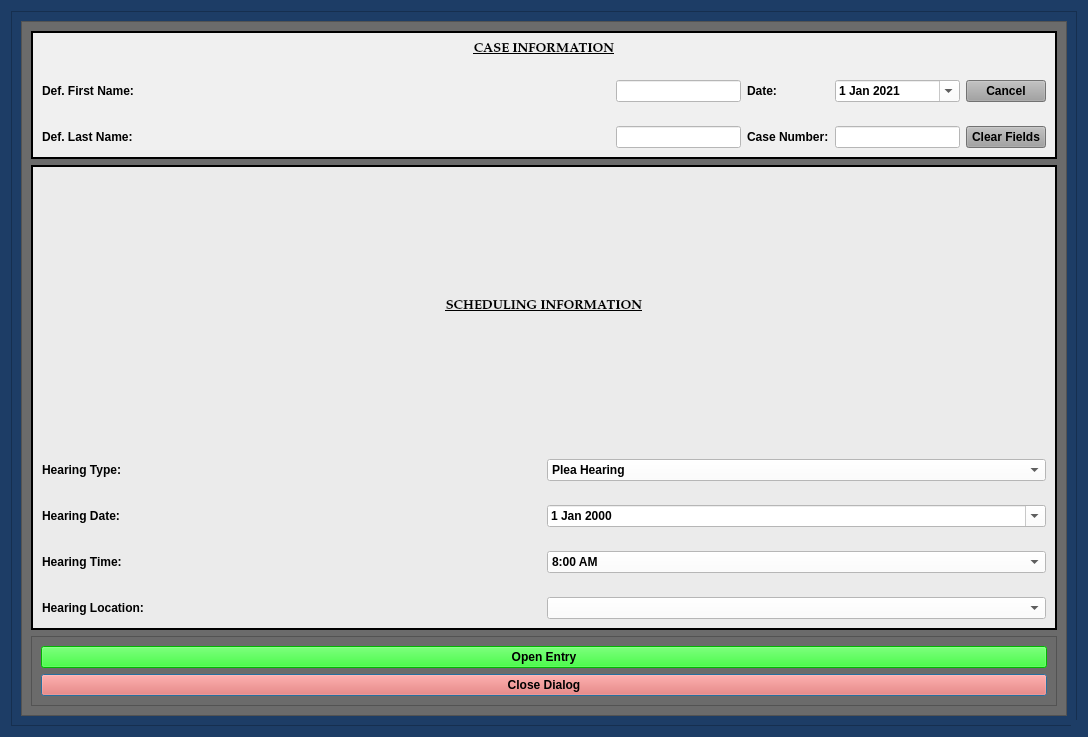
First picture: the form in munientry/views/ui/DrivingPrivilegesDialog.ui, repository HunterProgram22/MuniEntry, before the edit.
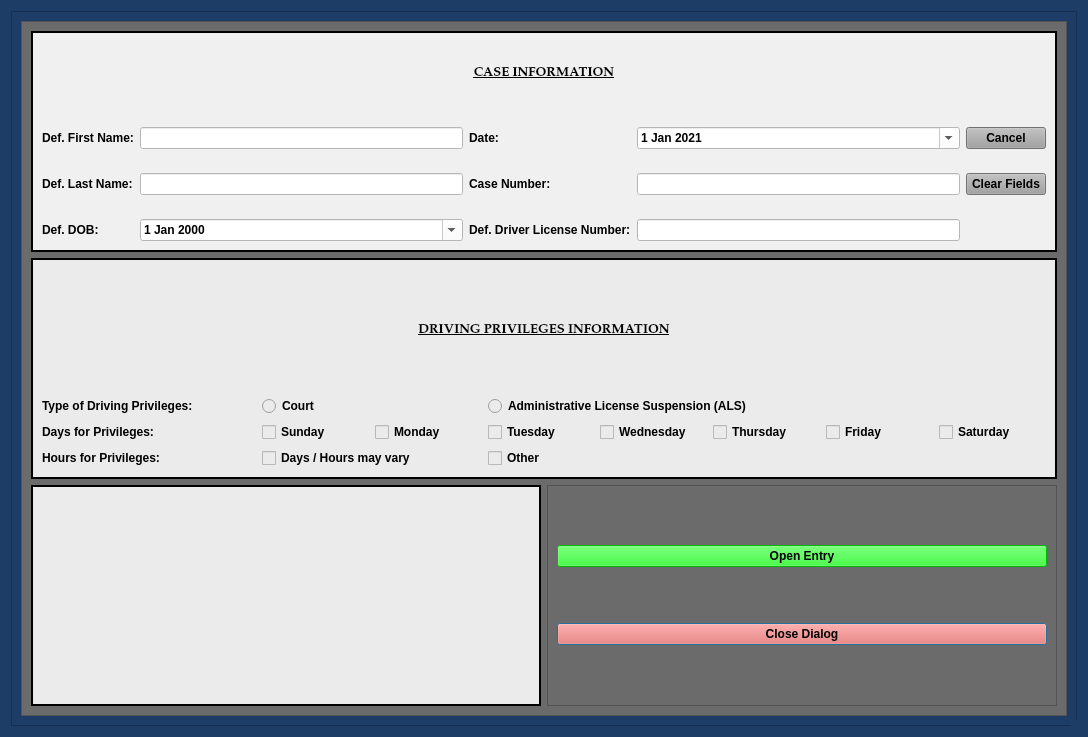
Second picture: the form after the edit. Custom widgets are drawn as their Qt base class.

Commit message: Continuing build of Driving UI and Builder code.

```diff
--- a/munientry/views/ui/DrivingPrivilegesDialog.ui
+++ b/munientry/views/ui/DrivingPrivilegesDialog.ui
@@ -148,7 +148,7 @@
   <property name="modal">
    <bool>true</bool>
   </property>
-  <layout class="QGridLayout" name="gridLayout_8">
+  <layout class="QGridLayout" name="gridLayout_6">
    <item row="0" column="0">
     <widget class="QFrame" name="frame_4">
      <property name="styleSheet">
@@ -182,7 +182,7 @@
           </rect>
          </property>
          <layout class="QGridLayout" name="gridLayout_2">
-          <item row="2" column="0">
+          <item row="3" column="1">
            <widget class="QFrame" name="frame_8">
             <property name="styleSheet">
              <string notr="true">background-color: rgb(107, 107, 107);</string>
@@ -194,7 +194,7 @@
              <enum>QFrame::Raised</enum>
             </property>
             <layout class="QGridLayout" name="gridLayout_10">
-             <item row="2" column="0">
+             <item row="3" column="2">
               <widget class="QPushButton" name="close_dialog_Button">
                <property name="styleSheet">
                 <string notr="true">background-color: rgb(255, 96, 82);
@@ -206,7 +206,7 @@
                </property>
               </widget>
              </item>
-             <item row="0" column="0">
+             <item row="1" column="2">
               <widget class="QPushButton" name="create_entry_Button">
                <property name="styleSheet">
                 <string notr="true">background-color: rgb(0, 255, 0);
@@ -224,7 +224,23 @@
             </layout>
            </widget>
           </item>
-          <item row="1" column="0">
+          <item row="3" column="0">
+           <widget class="QFrame" name="frame">
+            <property name="styleSheet">
+             <string notr="true">background-color: rgb(235, 235, 235);</string>
+            </property>
+            <property name="frameShape">
+             <enum>QFrame::Box</enum>
+            </property>
+            <property name="frameShadow">
+             <enum>QFrame::Plain</enum>
+            </property>
+            <property name="lineWidth">
+             <number>2</number>
+            </property>
+           </widget>
+          </item>
+          <item row="1" column="0" colspan="2">
            <widget class="QFrame" name="frame_5">
             <property name="styleSheet">
              <string notr="true">background-color: rgb(235, 235, 235);</string>
@@ -238,291 +254,129 @@
             <property name="lineWidth">
              <number>2</number>
             </property>
-            <layout class="QGridLayout" name="gridLayout_6">
-             <item row="0" column="0">
-              <layout class="QGridLayout" name="gridLayout_3" rowstretch="1,0,0,0,0">
-               <property name="verticalSpacing">
-                <number>24</number>
+            <layout class="QGridLayout" name="gridLayout_3">
+             <item row="2" column="2">
+              <widget class="QCheckBox" name="checkBox">
+               <property name="text">
+                <string>Sunday</string>
                </property>
-               <item row="3" column="0">
-                <widget class="QLabel" name="label_4">
-                 <property name="text">
-                  <string>Hearing Time:</string>
-                 </property>
-                </widget>
-               </item>
-               <item row="2" column="0">
-                <widget class="QLabel" name="hearing_date_label">
-                 <property name="text">
-                  <string>Hearing Date:</string>
-                 </property>
-                </widget>
-               </item>
-               <item row="2" column="1">
-                <widget class="NoScrollDateEdit" name="hearing_dateEdit">
-                 <property name="styleSheet">
-                  <string notr="true">color: rgb(0, 0, 0);
-background-color: rgb(255, 255, 255);</string>
-                 </property>
-                 <property name="calendarPopup">
-                  <bool>true</bool>
-                 </property>
-                </widget>
-               </item>
-               <item row="0" column="0" colspan="2">
-                <widget class="QLabel" name="label_5">
-                 <property name="font">
-                  <font>
-                   <family>Palatino Linotype</family>
-                   <pointsize>10</pointsize>
-                   <weight>75</weight>
-                   <italic>false</italic>
-                   <bold>true</bold>
-                   <underline>true</underline>
-                  </font>
-                 </property>
-                 <property name="text">
-                  <string>SCHEDULING INFORMATION</string>
-                 </property>
-                 <property name="alignment">
-                  <set>Qt::AlignCenter</set>
-                 </property>
-                </widget>
-               </item>
-               <item row="1" column="0">
-                <widget class="QLabel" name="hearing_type_label">
-                 <property name="text">
-                  <string>Hearing Type:</string>
-                 </property>
-                </widget>
-               </item>
-               <item row="3" column="1">
-                <widget class="NoScrollComboBox" name="hearing_time_box">
-                 <property name="styleSheet">
-                  <string notr="true">background-color: rgb(255, 255, 255);</string>
-                 </property>
-                 <item>
-                  <property name="text">
-                   <string>8:00 AM</string>
-                  </property>
-                 </item>
-                 <item>
-                  <property name="text">
-                   <string>8:15 AM</string>
-                  </property>
-                 </item>
-                 <item>
-                  <property name="text">
-                   <string>8:30 AM</string>
-                  </property>
-                 </item>
-                 <item>
-                  <property name="text">
-                   <string>8:45 AM</string>
-                  </property>
-                 </item>
-                 <item>
-                  <property name="text">
-                   <string>9:00 AM</string>
-                  </property>
-                 </item>
-                 <item>
-                  <property name="text">
-                   <string>9:15 AM</string>
-                  </property>
-                 </item>
-                 <item>
-                  <property name="text">
-                   <string>9:30 AM</string>
-                  </property>
-                 </item>
-                 <item>
-                  <property name="text">
-                   <string>9:45 AM</string>
-                  </property>
-                 </item>
-                 <item>
-                  <property name="text">
-                   <string>10:00 AM</string>
-                  </property>
-                 </item>
-                 <item>
-                  <property name="text">
-                   <string>10:15 AM</string>
-                  </property>
-                 </item>
-                 <item>
-                  <property name="text">
-                   <string>10:30 AM</string>
-                  </property>
-                 </item>
-                 <item>
-                  <property name="text">
-                   <string>10:45 AM</string>
-                  </property>
-                 </item>
-                 <item>
-                  <property name="text">
-                   <string>11:00 AM</string>
-                  </property>
-                 </item>
-                 <item>
-                  <property name="text">
-                   <string>11:15 AM</string>
-                  </property>
-                 </item>
-                 <item>
-                  <property name="text">
-                   <string>11:30 AM</string>
-                  </property>
-                 </item>
-                 <item>
-                  <property name="text">
-                   <string>1:00 PM</string>
-                  </property>
-                 </item>
-                 <item>
-                  <property name="text">
-                   <string>1:15 PM</string>
-                  </property>
-                 </item>
-                 <item>
-                  <property name="text">
-                   <string>1:30 PM</string>
-                  </property>
-                 </item>
-                 <item>
-                  <property name="text">
-                   <string>1:45 PM</string>
-                  </property>
-                 </item>
-                 <item>
-                  <property name="text">
-                   <string>2:00 PM</string>
-                  </property>
-                 </item>
-                 <item>
-                  <property name="text">
-                   <string>2:15 PM</string>
-                  </property>
-                 </item>
-                 <item>
-                  <property name="text">
-                   <string>2:30 PM</string>
-                  </property>
-                 </item>
-                 <item>
-                  <property name="text">
-                   <string>2:45 PM</string>
-                  </property>
-                 </item>
-                 <item>
-                  <property name="text">
-                   <string>3:00 PM</string>
-                  </property>
-                 </item>
-                 <item>
-                  <property name="text">
-                   <string>3:15 PM</string>
-                  </property>
-                 </item>
-                 <item>
-                  <property name="text">
-                   <string>3:30 PM</string>
-                  </property>
-                 </item>
-                 <item>
-                  <property name="text">
-                   <string>3:45 PM</string>
-                  </property>
-                 </item>
-                 <item>
-                  <property name="text">
-                   <string>4:00 PM</string>
-                  </property>
-                 </item>
-                 <item>
-                  <property name="text">
-                   <string>4:15 PM</string>
-                  </property>
-                 </item>
-                </widget>
-               </item>
-               <item row="4" column="0">
-                <widget class="QLabel" name="label_7">
-                 <property name="text">
-                  <string>Hearing Location:</string>
-                 </property>
-                </widget>
-               </item>
-               <item row="4" column="1">
-                <widget class="NoScrollComboBox" name="hearing_location_box">
-                 <property name="styleSheet">
-                  <string notr="true">background-color: rgb(255, 255, 255);</string>
-                 </property>
-                 <item>
-                  <property name="text">
-                   <string/>
-                  </property>
-                 </item>
-                 <item>
-                  <property name="text">
-                   <string>Courtroom A</string>
-                  </property>
-                 </item>
-                 <item>
-                  <property name="text">
-                   <string>Courtroom B</string>
-                  </property>
-                 </item>
-                 <item>
-                  <property name="text">
-                   <string>Courtroom C</string>
-                  </property>
-                 </item>
-                </widget>
-               </item>
-               <item row="1" column="1">
-                <widget class="NoScrollComboBox" name="hearing_type_box">
-                 <property name="styleSheet">
-                  <string notr="true">background-color: rgb(255, 255, 255);</string>
-                 </property>
-                 <property name="editable">
-                  <bool>false</bool>
-                 </property>
-                 <item>
-                  <property name="text">
-                   <string>Plea Hearing</string>
-                  </property>
-                 </item>
-                 <item>
-                  <property name="text">
-                   <string>Motion to Suppress Hearing</string>
-                  </property>
-                 </item>
-                 <item>
-                  <property name="text">
-                   <string>Oral Hearing</string>
-                  </property>
-                 </item>
-                 <item>
-                  <property name="text">
-                   <string>Motion to Seal</string>
-                  </property>
-                 </item>
-                 <item>
-                  <property name="text">
-                   <string>Motion Hearing</string>
-                  </property>
-                 </item>
-                </widget>
-               </item>
-              </layout>
+              </widget>
+             </item>
+             <item row="2" column="3">
+              <widget class="QCheckBox" name="checkBox_2">
+               <property name="text">
+                <string>Monday</string>
+               </property>
+              </widget>
+             </item>
+             <item row="3" column="2" colspan="2">
+              <widget class="QCheckBox" name="checkBox_8">
+               <property name="text">
+                <string>Days / Hours may vary</string>
+               </property>
+              </widget>
+             </item>
+             <item row="1" column="4" colspan="3">
+              <widget class="QRadioButton" name="radioButton_2">
+               <property name="text">
+                <string>Administrative License Suspension (ALS)</string>
+               </property>
+              </widget>
+             </item>
+             <item row="2" column="5">
+              <widget class="QCheckBox" name="checkBox_4">
+               <property name="text">
+                <string>Wednesday</string>
+               </property>
+              </widget>
+             </item>
+             <item row="2" column="0" colspan="2">
+              <widget class="QLabel" name="label_7">
+               <property name="text">
+                <string>Days for Privileges:</string>
+               </property>
+              </widget>
+             </item>
+             <item row="2" column="6">
+              <widget class="QCheckBox" name="checkBox_5">
+               <property name="text">
+                <string>Thursday</string>
+               </property>
+              </widget>
+             </item>
+             <item row="2" column="8">
+              <widget class="QCheckBox" name="checkBox_7">
+               <property name="text">
+                <string>Saturday</string>
+               </property>
+              </widget>
+             </item>
+             <item row="3" column="0" colspan="2">
+              <widget class="QLabel" name="label_10">
+               <property name="text">
+                <string>Hours for Privileges:</string>
+               </property>
+              </widget>
+             </item>
+             <item row="2" column="7">
+              <widget class="QCheckBox" name="checkBox_6">
+               <property name="text">
+                <string>Friday</string>
+               </property>
+              </widget>
+             </item>
+             <item row="0" column="0" colspan="9">
+              <widget class="QLabel" name="label_5">
+               <property name="font">
+                <font>
+                 <family>Palatino Linotype</family>
+                 <pointsize>10</pointsize>
+                 <weight>75</weight>
+                 <italic>false</italic>
+                 <bold>true</bold>
+                 <underline>true</underline>
+                </font>
+               </property>
+               <property name="text">
+                <string>DRIVING PRIVILEGES INFORMATION</string>
+               </property>
+               <property name="alignment">
+                <set>Qt::AlignCenter</set>
+               </property>
+              </widget>
+             </item>
+             <item row="1" column="0" colspan="2">
+              <widget class="QLabel" name="label_4">
+               <property name="text">
+                <string>Type of Driving Privileges:</string>
+               </property>
+              </widget>
+             </item>
+             <item row="2" column="4">
+              <widget class="QCheckBox" name="checkBox_3">
+               <property name="text">
+                <string>Tuesday</string>
+               </property>
+              </widget>
+             </item>
+             <item row="1" column="2" colspan="2">
+              <widget class="QRadioButton" name="radioButton">
+               <property name="text">
+                <string>Court</string>
+               </property>
+              </widget>
+             </item>
+             <item row="3" column="4">
+              <widget class="QCheckBox" name="checkBox_9">
+               <property name="text">
+                <string>Other</string>
+               </property>
+              </widget>
              </item>
             </layout>
            </widget>
           </item>
-          <item row="0" column="0">
+          <item row="0" column="0" colspan="2">
            <widget class="QFrame" name="case_name_Frame">
             <property name="sizePolicy">
              <sizepolicy hsizetype="Preferred" vsizetype="Preferred">
@@ -544,7 +398,7 @@
             </property>
             <layout class="QGridLayout" name="gridLayout_5">
              <item row="0" column="0">
-              <layout class="QGridLayout" name="gridLayout" columnstretch="1,0,0,0,0">
+              <layout class="QGridLayout" name="gridLayout">
                <property name="verticalSpacing">
                 <number>24</number>
                </property>
@@ -623,6 +477,19 @@
                  </property>
                 </widget>
                </item>
+               <item row="1" column="4">
+                <widget class="QPushButton" name="cancel_Button">
+                 <property name="focusPolicy">
+                  <enum>Qt::NoFocus</enum>
+                 </property>
+                 <property name="styleSheet">
+                  <string notr="true">background-color: rgb(160, 160, 160);</string>
+                 </property>
+                 <property name="text">
+                  <string>Cancel</string>
+                 </property>
+                </widget>
+               </item>
                <item row="2" column="1">
                 <widget class="QLineEdit" name="defendant_last_name_lineEdit">
                  <property name="enabled">
@@ -647,19 +514,6 @@
                  </property>
                 </widget>
                </item>
-               <item row="1" column="4">
-                <widget class="QPushButton" name="cancel_Button">
-                 <property name="focusPolicy">
-                  <enum>Qt::NoFocus</enum>
-                 </property>
-                 <property name="styleSheet">
-                  <string notr="true">background-color: rgb(160, 160, 160);</string>
-                 </property>
-                 <property name="text">
-                  <string>Cancel</string>
-                 </property>
-                </widget>
-               </item>
                <item row="0" column="0" colspan="5">
                 <widget class="QLabel" name="label_6">
                  <property name="font">
@@ -680,6 +534,40 @@
                  </property>
                 </widget>
                </item>
+               <item row="3" column="0">
+                <widget class="QLabel" name="label_8">
+                 <property name="text">
+                  <string>Def. DOB:</string>
+                 </property>
+                </widget>
+               </item>
+               <item row="3" column="1">
+                <widget class="NoScrollDateEdit" name="defendat_dob_date">
+                 <property name="styleSheet">
+                  <string notr="true">background-color: rgb(255, 255, 255);</string>
+                 </property>
+                 <property name="calendarPopup">
+                  <bool>true</bool>
+                 </property>
+                </widget>
+               </item>
+               <item row="3" column="2">
+                <widget class="QLabel" name="label_9">
+                 <property name="text">
+                  <string>Def. Driver License Number:</string>
+                 </property>
+                </widget>
+               </item>
+               <item row="3" column="3">
+                <widget class="QLineEdit" name="defendant_driver_license_lineEdit">
+                 <property name="styleSheet">
+                  <string notr="true">background-color: rgb(255, 255, 255);</string>
+                 </property>
+                 <property name="text">
+                  <string/>
+                 </property>
+                </widget>
+               </item>
               </layout>
              </item>
             </layout>
@@ -700,11 +588,6 @@
    <extends>QDateEdit</extends>
    <header>munientry.widgets.custom_widgets</header>
   </customwidget>
-  <customwidget>
-   <class>NoScrollComboBox</class>
-   <extends>QComboBox</extends>
-   <header>munientry.widgets.combo_boxes</header>
-  </customwidget>
  </customwidgets>
  <tabstops>
   <tabstop>hearing_type_box</tabstop>
```
Left out of the diff: 6 changed lines with no effect on the pictures. The commit also changes 3 other files.
